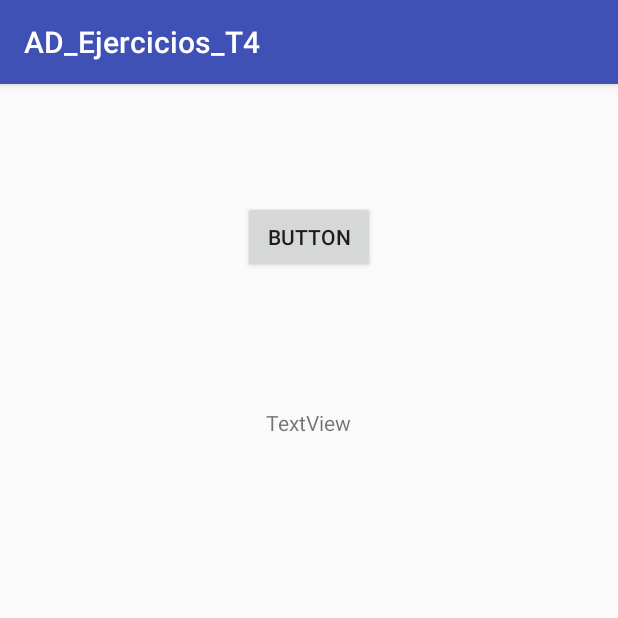
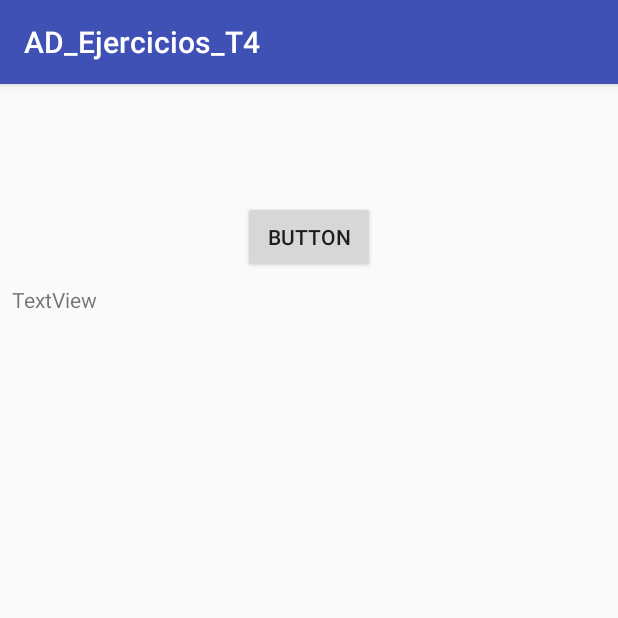
Before and after one commit to ECasielles/AD_Ejercicios_T4, an Android app: the PrimitivaActivity screen opened directly, with no data from a screen before it, after a tap on "BUTTON", on a phone screen of 412 x 824 dp, the top half of it. Run offline under Robolectric (Android 15) with nearby library versions, the phone set to English and light mode, and no system bars; our stand-ins replace Volley; network calls fail.

Commit message:
Primitiva finished

```diff
--- a/app/src/main/java/com/example/usuario/ad_ejercicios_t4/activity/PrimitivaActivity.java
+++ b/app/src/main/java/com/example/usuario/ad_ejercicios_t4/activity/PrimitivaActivity.java
@@ -1,24 +1,38 @@
 package com.example.usuario.ad_ejercicios_t4.activity;
 
+import android.app.ProgressDialog;
+import android.os.Bundle;
 import android.support.v7.app.AppCompatActivity;
-import android.os.Bundle;
 import android.view.View;
 import android.widget.Button;
 import android.widget.TextView;
+import android.widget.Toast;
 
 import com.android.volley.DefaultRetryPolicy;
 import com.android.volley.Request;
 import com.android.volley.RequestQueue;
+import com.android.volley.Response;
+import com.android.volley.VolleyError;
+import com.android.volley.toolbox.JsonObjectRequest;
 import com.example.usuario.ad_ejercicios_t4.R;
+import com.example.usuario.ad_ejercicios_t4.util.AnalisisJSON;
 import com.example.usuario.ad_ejercicios_t4.util.MySingleton;
+
+import org.json.JSONException;
+import org.json.JSONObject;
 
 public class PrimitivaActivity extends AppCompatActivity {
 
     public static final String TAG = "MyTag";
-    public static final String WEB = "http://192.168.1.20/acceso/primitiva.json";
+    //public static final String WEB = "192.168.3.57/acceso/primitiva.json";
+    //public static final String WEB = "http://portadaalta.mobi/acceso/primitiva.json";
+    //public static final String WEB = "https://alumno.mobi/~alumno/superior/casielles/primitiva.json";
+    public static final String WEB = "http://192.168.0.139/acceso/primitiva.json";
+
     Button mButton;
     TextView mTextView;
     RequestQueue mRequestQueue;
+    ProgressDialog progressDialog;
 
     @Override
     protected void onCreate(Bundle savedInstanceState) {
@@ -28,22 +42,41 @@ public class PrimitivaActivity extends AppCompatActivity {
         mButton = findViewById(R.id.button);
         mTextView = findViewById(R.id.textView);
         mRequestQueue = MySingleton.getInstance(this.getApplicationContext()).getRequestQueue();
+        progressDialog = new ProgressDialog(this);
     }
 
     public void onClick(View view) {
+        progressDialog.show();
         descarga();
     }
 
     private void descarga() {
-
-
+        JsonObjectRequest jsObjRequest = new JsonObjectRequest
+                (Request.Method.GET, WEB, null, new Response.Listener<JSONObject>() {
+                    @Override
+                    public void onResponse(JSONObject response) {
+                        progressDialog.dismiss();
+                        try {
+                            mTextView.setText(AnalisisJSON.analizarPrimitiva(response));
+                        } catch (JSONException e) {
+                            Toast.makeText(PrimitivaActivity.this,
+                                    "Error en el documento: " + e.getMessage(), Toast.LENGTH_SHORT).show();
+                        }
+                    }
+                }, new Response.ErrorListener() {
+                    @Override
+                    public void onErrorResponse(VolleyError error) {
+                        progressDialog.dismiss();
+                        Toast.makeText(PrimitivaActivity.this,
+                                "Error en la descarga: " + error.getMessage(), Toast.LENGTH_SHORT).show();
+                    }
+                });
         // Set the tag on the request.
         jsObjRequest.setTag( TAG );
         // Set retry policy
         jsObjRequest.setRetryPolicy(new DefaultRetryPolicy(3000, 1, 1));
         // Add the request to the RequestQueue.
         mRequestQueue.add(jsObjRequest);
-
     }
 
     @Override
--- a/app/src/main/res/layout/activity_primitiva.xml
+++ b/app/src/main/res/layout/activity_primitiva.xml
@@ -15,21 +15,25 @@
         android:layout_width="wrap_content"
         android:layout_height="wrap_content"
         android:layout_marginTop="78dp"
+        android:onClick="onClick"
         android:text="Button"
         app:layout_constraintEnd_toEndOf="parent"
         app:layout_constraintStart_toStartOf="parent"
         app:layout_constraintTop_toTopOf="parent"
-        android:onClick="onClick"
         />
 
     <TextView
         android:id="@+id/textView"
-        android:layout_width="wrap_content"
-        android:layout_height="wrap_content"
-        android:layout_marginStart="15dp"
-        android:layout_marginTop="90dp"
+        android:layout_width="0dp"
+        android:layout_height="0dp"
+        android:layout_marginBottom="8dp"
+        android:layout_marginEnd="8dp"
+        android:layout_marginStart="8dp"
+        android:layout_marginTop="8dp"
         android:text="TextView"
-        app:layout_constraintStart_toStartOf="@+id/button"
+        app:layout_constraintBottom_toBottomOf="parent"
+        app:layout_constraintEnd_toEndOf="parent"
+        app:layout_constraintStart_toStartOf="parent"
         app:layout_constraintTop_toBottomOf="@+id/button"
         />
 </android.support.constraint.ConstraintLayout>
```
Also changed, not shown: app/src/main/java/com/example/usuario/ad_ejercicios_t4/activity/ContactosGSONActivity.java (+6 -2 lines), app/src/main/java/com/example/usuario/ad_ejercicios_t4/util/AnalisisJSON.java (+17 -2 lines).
